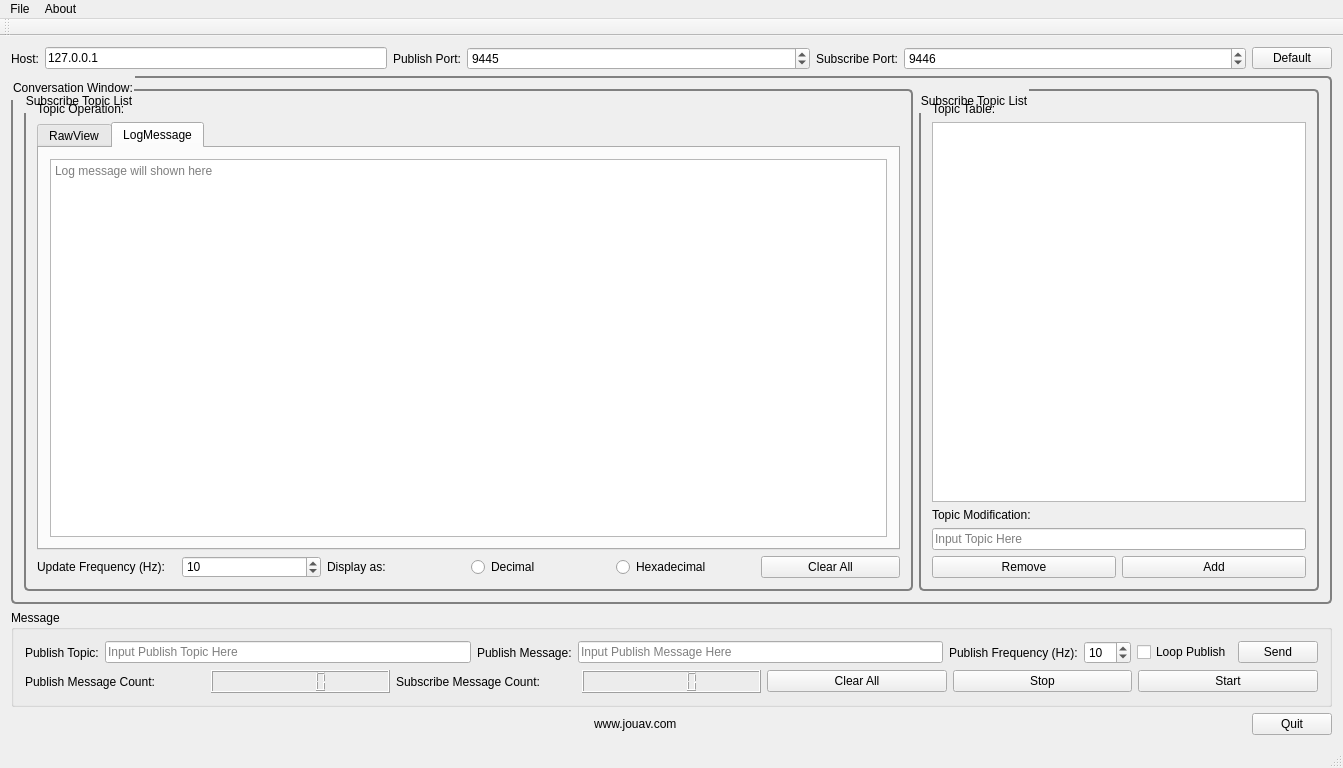
Qt form ui/mainwindow.ui (Phillweston/zmqtesttool) before a commit.
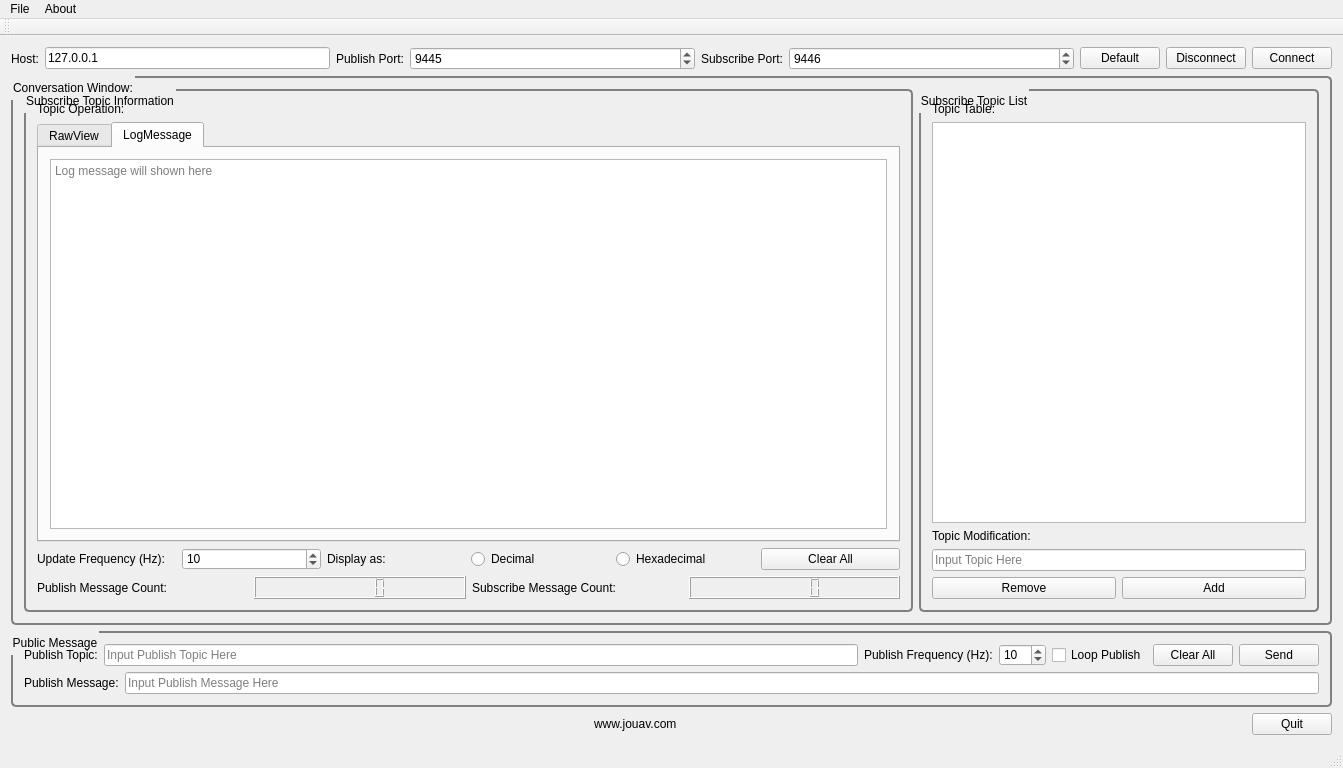
The same form after that commit. Icons and pictures are not drawn.

Commit message: [Revision] Update UI layout

```diff
--- a/ui/mainwindow.ui
+++ b/ui/mainwindow.ui
@@ -104,6 +104,34 @@
         </property>
        </widget>
       </item>
+      <item>
+       <widget class="QPushButton" name="buttonStop">
+        <property name="statusTip">
+         <string>Stop Publishing Message</string>
+        </property>
+        <property name="text">
+         <string>Disconnect</string>
+        </property>
+        <property name="icon">
+         <iconset resource="../resources/images.qrc">
+          <normaloff>:/images/stop.png</normaloff>:/images/stop.png</iconset>
+        </property>
+       </widget>
+      </item>
+      <item>
+       <widget class="QPushButton" name="buttonStart">
+        <property name="statusTip">
+         <string>Start Publishing Message</string>
+        </property>
+        <property name="text">
+         <string>Connect</string>
+        </property>
+        <property name="icon">
+         <iconset resource="../resources/images.qrc">
+          <normaloff>:/images/open.png</normaloff>:/images/open.png</iconset>
+        </property>
+       </widget>
+      </item>
      </layout>
     </item>
     <item>
@@ -142,7 +170,7 @@
             </size>
            </property>
            <property name="title">
-            <string>Subscribe Topic List</string>
+            <string>Subscribe Topic Information</string>
            </property>
            <layout class="QVBoxLayout" name="verticalLayout_6">
             <item>
@@ -257,6 +285,30 @@
               </item>
              </layout>
             </item>
+            <item>
+             <layout class="QHBoxLayout" name="horizontalLayout_5">
+              <item>
+               <widget class="QLabel" name="labelPublishMessageCount">
+                <property name="text">
+                 <string>Publish Message Count:</string>
+                </property>
+               </widget>
+              </item>
+              <item>
+               <widget class="QLCDNumber" name="lcdNumberPublish"/>
+              </item>
+              <item>
+               <widget class="QLabel" name="labelSubscribeMessageCount">
+                <property name="text">
+                 <string>Subscribe Message Count:</string>
+                </property>
+               </widget>
+              </item>
+              <item>
+               <widget class="QLCDNumber" name="lcdNumberSubscribe"/>
+              </item>
+             </layout>
+            </item>
            </layout>
           </widget>
          </item>
@@ -350,8 +402,27 @@
     </item>
     <item>
      <widget class="QGroupBox" name="groupBox_3">
+      <property name="styleSheet">
+       <string notr="true">QGroupBox {
+    background-color: qlineargradient(
+        x1: 0, y1: 0,
+        x2: 0, y2: 1,
+        stop: 0 #E0E0E0,
+        stop: 1 #FFFFFF
+    );
+
+    border: 2px solid gray;
+    border-radius: 5px;
+    margin-top: 5ex;
+}
+
+QGroupBox::title {
+    subcontrol-origin: margin;
+    padding: 5px 0px;
+}</string>
+      </property>
       <property name="title">
-       <string>Message</string>
+       <string>Public Message</string>
       </property>
       <layout class="QVBoxLayout" name="verticalLayout_3">
        <item>
@@ -382,32 +453,6 @@
            </property>
           </widget>
          </item>
-         <item>
-          <widget class="QLabel" name="labelPublishMessage">
-           <property name="text">
-            <string>Publish Message:</string>
-           </property>
-          </widget>
-         </item>
-         <item>
-          <widget class="QLineEdit" name="lineEditPublishMessage">
-           <property name="minimumSize">
-            <size>
-             <width>0</width>
-             <height>0</height>
-            </size>
-           </property>
-           <property name="statusTip">
-            <string>Input Publish Message Here</string>
-           </property>
-           <property name="text">
-            <string/>
-           </property>
-           <property name="placeholderText">
-            <string>Input Publish Message Here</string>
-           </property>
-          </widget>
-         </item>
          <item>
           <widget class="QLabel" name="labelPublishFrequency">
            <property name="text">
@@ -436,44 +481,6 @@
           </widget>
          </item>
          <item>
-          <widget class="QPushButton" name="buttonSend">
-           <property name="statusTip">
-            <string>Start Publishing Message</string>
-           </property>
-           <property name="text">
-            <string>Send</string>
-           </property>
-           <property name="icon">
-            <iconset resource="../resources/images.qrc">
-             <normaloff>:/images/send.png</normaloff>:/images/send.png</iconset>
-           </property>
-          </widget>
-         </item>
-        </layout>
-       </item>
-       <item>
-        <layout class="QHBoxLayout" name="horizontalLayout_5">
-         <item>
-          <widget class="QLabel" name="labelPublishMessageCount">
-           <property name="text">
-            <string>Publish Message Count:</string>
-           </property>
-          </widget>
-         </item>
-         <item>
-          <widget class="QLCDNumber" name="lcdNumberPublish"/>
-         </item>
-         <item>
-          <widget class="QLabel" name="labelSubscribeMessageCount">
-           <property name="text">
-            <string>Subscribe Message Count:</string>
-           </property>
-          </widget>
-         </item>
-         <item>
-          <widget class="QLCDNumber" name="lcdNumberSubscribe"/>
-         </item>
-         <item>
           <widget class="QPushButton" name="buttonPublishClearAll">
            <property name="statusTip">
             <string>Clear All Information Input</string>
@@ -488,30 +495,46 @@
           </widget>
          </item>
          <item>
-          <widget class="QPushButton" name="buttonStop">
-           <property name="statusTip">
-            <string>Stop Publishing Message</string>
-           </property>
-           <property name="text">
-            <string>Stop</string>
-           </property>
-           <property name="icon">
-            <iconset resource="../resources/images.qrc">
-             <normaloff>:/images/stop.png</normaloff>:/images/stop.png</iconset>
-           </property>
-          </widget>
-         </item>
-         <item>
-          <widget class="QPushButton" name="buttonStart">
+          <widget class="QPushButton" name="buttonSend">
            <property name="statusTip">
             <string>Start Publishing Message</string>
            </property>
            <property name="text">
-            <string>Start</string>
+            <string>Send</string>
            </property>
            <property name="icon">
             <iconset resource="../resources/images.qrc">
-             <normaloff>:/images/open.png</normaloff>:/images/open.png</iconset>
+             <normaloff>:/images/send.png</normaloff>:/images/send.png</iconset>
+           </property>
+          </widget>
+         </item>
+        </layout>
+       </item>
+       <item>
+        <layout class="QHBoxLayout" name="horizontalLayout_10">
+         <item>
+          <widget class="QLabel" name="labelPublishMessage">
+           <property name="text">
+            <string>Publish Message:</string>
+           </property>
+          </widget>
+         </item>
+         <item>
+          <widget class="QLineEdit" name="lineEditPublishMessage">
+           <property name="minimumSize">
+            <size>
+             <width>0</width>
+             <height>0</height>
+            </size>
+           </property>
+           <property name="statusTip">
+            <string>Input Publish Message Here</string>
+           </property>
+           <property name="text">
+            <string/>
+           </property>
+           <property name="placeholderText">
+            <string>Input Publish Message Here</string>
            </property>
           </widget>
          </item>
```
Left out of the diff: 2 changed lines with no effect on the pictures. The commit also changes 4 other files.
